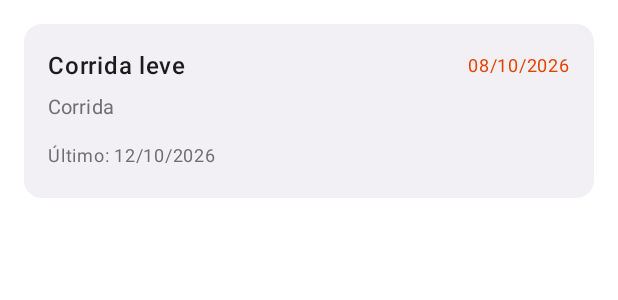
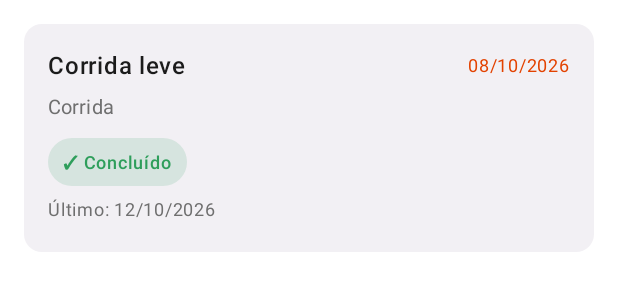
Before and after one commit to Kk3tillen/Movva, an Android app built with Jetpack Compose: the @Preview function TreinoItemPreviewSemOpcionais, on a phone screen of 412 x 824 dp. Shown: the top 300 px of the screen. Run offline under Robolectric (Android 15) with nearby library versions, the phone set to English and light mode, and no system bars; libraries missing offline, so code that uses them is left out: androidx.navigationevent, androidx.navigationevent.compose.

Commit message:
feat: adiciona tag Concluído em treinos e dietas anteriores

```diff
--- a/shared/src/commonMain/kotlin/br/com/movva/components/treino/ui/TreinoItem.kt
+++ b/shared/src/commonMain/kotlin/br/com/movva/components/treino/ui/TreinoItem.kt
@@ -18,10 +18,10 @@ import androidx.compose.ui.text.style.TextOverflow
 import androidx.compose.ui.tooling.preview.Preview
 import androidx.compose.ui.unit.dp
 import androidx.compose.ui.unit.sp
+import br.com.movva.components.treino.domain.Treino
 import br.com.movva.components.treino.domain.formatarData
 import br.com.movva.core.theme.MovvaTheme
 import br.com.movva.core.theme.VerdeConcluido
-import br.com.movva.components.treino.domain.Treino
 
 @Composable
 fun TreinoItem(
@@ -72,6 +72,8 @@ fun TreinoItem(
             }
             else -> {
                 Spacer(modifier = Modifier.height(8.dp))
+                Selo(texto = "✓ Concluído", cor = VerdeConcluido)
+                Spacer(modifier = Modifier.height(4.dp))
                 Text(
                     text = "Último: ${formatarData(ultima)}",
                     color = colors.onSurfaceVariant,
```
Also changed, not shown: shared/src/commonMain/kotlin/br/com/movva/components/dieta/ui/DietaItem.kt (+11 -0 lines).
